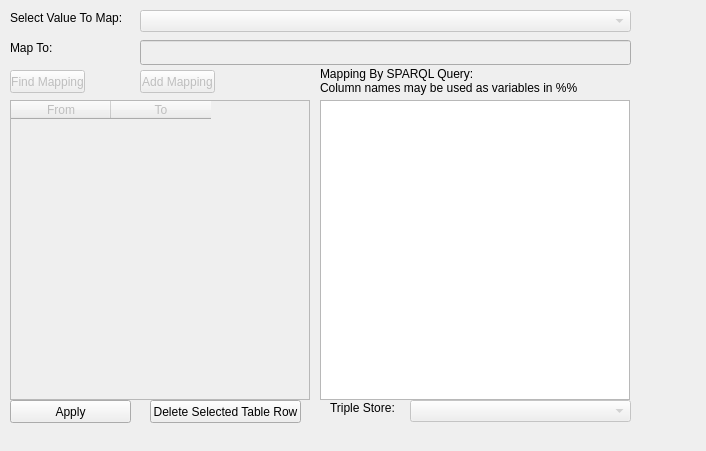
Before: the Qt Designer form valuemapping.ui in sparqlunicorn/sparqlunicornGoesGIS, drawn with Qt 5.
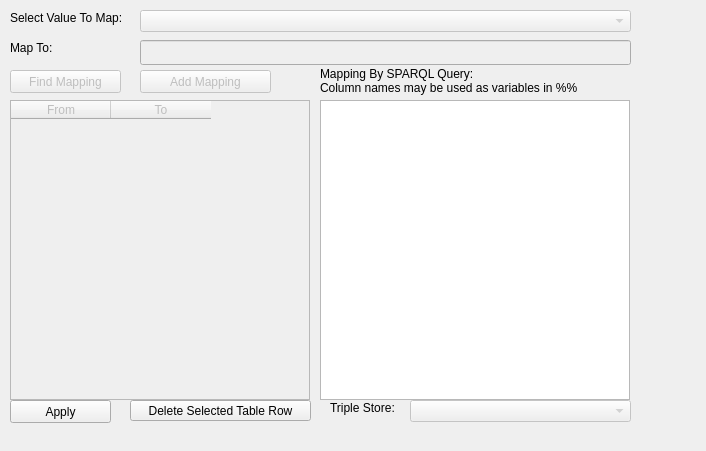
After: the same form once the commit is applied.

```diff
--- a/valuemapping.ui
+++ b/valuemapping.ui
@@ -64,7 +64,7 @@
     <rect>
      <x>10</x>
      <y>10</y>
-     <width>111</width>
+     <width>131</width>
      <height>16</height>
     </rect>
    </property>
@@ -119,7 +119,7 @@
     <rect>
      <x>10</x>
      <y>70</y>
-     <width>75</width>
+     <width>111</width>
      <height>23</height>
     </rect>
    </property>
@@ -135,7 +135,7 @@
     <rect>
      <x>140</x>
      <y>70</y>
-     <width>75</width>
+     <width>131</width>
      <height>23</height>
     </rect>
    </property>
@@ -146,10 +146,10 @@
   <widget class="QPushButton" name="deleteRowButton">
    <property name="geometry">
     <rect>
-     <x>150</x>
+     <x>130</x>
      <y>400</y>
-     <width>151</width>
-     <height>23</height>
+     <width>181</width>
+     <height>21</height>
     </rect>
    </property>
    <property name="text">
@@ -175,7 +175,7 @@
     <rect>
      <x>10</x>
      <y>400</y>
-     <width>121</width>
+     <width>101</width>
      <height>23</height>
     </rect>
    </property>
```
